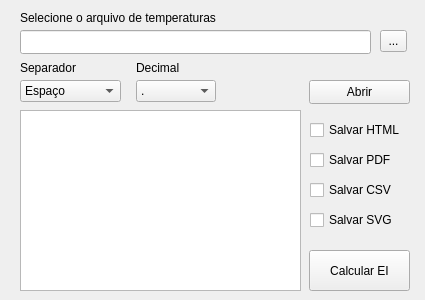
Old version of the form calcula-ei/core/window.ui in the repository RodLondero/mestrado-codes.
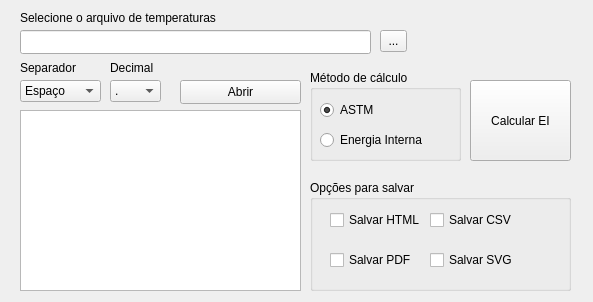
New version of the form.

```diff
--- a/calcula-ei/core/window.ui
+++ b/calcula-ei/core/window.ui
@@ -6,8 +6,8 @@
    <rect>
     <x>0</x>
     <y>0</y>
-    <width>425</width>
-    <height>300</height>
+    <width>593</width>
+    <height>302</height>
    </rect>
   </property>
   <property name="windowTitle">
@@ -59,9 +59,9 @@
    <widget class="QComboBox" name="comboBoxDecimal">
     <property name="geometry">
      <rect>
-      <x>136</x>
+      <x>110</x>
       <y>80</y>
-      <width>80</width>
+      <width>51</width>
       <height>22</height>
      </rect>
     </property>
@@ -79,9 +79,9 @@
    <widget class="QLabel" name="label_4">
     <property name="geometry">
      <rect>
-      <x>136</x>
+      <x>110</x>
       <y>60</y>
-      <width>141</width>
+      <width>81</width>
       <height>16</height>
      </rect>
     </property>
@@ -107,7 +107,7 @@
      <rect>
       <x>20</x>
       <y>80</y>
-      <width>101</width>
+      <width>81</width>
       <height>22</height>
      </rect>
     </property>
@@ -130,10 +130,10 @@
    <widget class="QPushButton" name="btnCalcular">
     <property name="geometry">
      <rect>
-      <x>309</x>
-      <y>250</y>
+      <x>470</x>
+      <y>80</y>
       <width>101</width>
-      <height>41</height>
+      <height>81</height>
      </rect>
     </property>
     <property name="text">
@@ -153,9 +153,9 @@
    <widget class="QPushButton" name="btnAbrir">
     <property name="geometry">
      <rect>
-      <x>309</x>
+      <x>180</x>
       <y>80</y>
-      <width>101</width>
+      <width>121</width>
       <height>24</height>
      </rect>
     </property>
@@ -163,11 +163,49 @@
      <string>Abrir</string>
     </property>
    </widget>
-   <widget class="QCheckBox" name="checkBoxCSV">
+   <widget class="QGroupBox" name="groupBox">
     <property name="geometry">
      <rect>
       <x>310</x>
       <y>180</y>
+      <width>261</width>
+      <height>111</height>
+     </rect>
+    </property>
+    <property name="title">
+     <string>Opções para salvar</string>
+    </property>
+    <widget class="QCheckBox" name="checkBoxSVG">
+     <property name="geometry">
+      <rect>
+       <x>120</x>
+       <y>70</y>
+       <width>111</width>
+       <height>20</height>
+      </rect>
+     </property>
+     <property name="text">
+      <string>Salvar SVG</string>
+     </property>
+    </widget>
+    <widget class="QCheckBox" name="checkBoxPDF">
+     <property name="geometry">
+      <rect>
+       <x>20</x>
+       <y>70</y>
+       <width>111</width>
+       <height>20</height>
+      </rect>
+     </property>
+     <property name="text">
+      <string>Salvar PDF</string>
+     </property>
+    </widget>
+    <widget class="QCheckBox" name="checkBoxCSV">
+     <property name="geometry">
+      <rect>
+       <x>120</x>
+       <y>30</y>
       <width>111</width>
       <height>20</height>
      </rect>
@@ -179,8 +217,8 @@
    <widget class="QCheckBox" name="checkBoxHTML">
     <property name="geometry">
      <rect>
-      <x>310</x>
-      <y>120</y>
+       <x>20</x>
+       <y>30</y>
       <width>111</width>
       <height>20</height>
      </rect>
@@ -189,31 +227,48 @@
      <string>Salvar HTML</string>
     </property>
    </widget>
-   <widget class="QCheckBox" name="checkBoxPDF">
+   </widget>
+   <widget class="QGroupBox" name="groupBox_2">
     <property name="geometry">
      <rect>
       <x>310</x>
-      <y>150</y>
-      <width>111</width>
+      <y>70</y>
+      <width>151</width>
+      <height>91</height>
+     </rect>
+    </property>
+    <property name="title">
+     <string>Método de cálculo</string>
+    </property>
+    <widget class="QRadioButton" name="radioButtonASTM">
+     <property name="geometry">
+      <rect>
+       <x>10</x>
+       <y>30</y>
+       <width>95</width>
       <height>20</height>
      </rect>
     </property>
     <property name="text">
-     <string>Salvar PDF</string>
-    </property>
-   </widget>
-   <widget class="QCheckBox" name="checkBoxSVG">
+      <string>ASTM</string>
+     </property>
+     <property name="checked">
+      <bool>true</bool>
+     </property>
+    </widget>
+    <widget class="QRadioButton" name="radioButtonEnergia">
     <property name="geometry">
      <rect>
-      <x>310</x>
-      <y>210</y>
-      <width>111</width>
+       <x>10</x>
+       <y>60</y>
+       <width>121</width>
       <height>20</height>
      </rect>
     </property>
     <property name="text">
-     <string>Salvar SVG</string>
-    </property>
+      <string>Energia Interna</string>
+     </property>
+    </widget>
    </widget>
   </widget>
  </widget>
```
Lines whose indentation alone changed are shown as unchanged.
